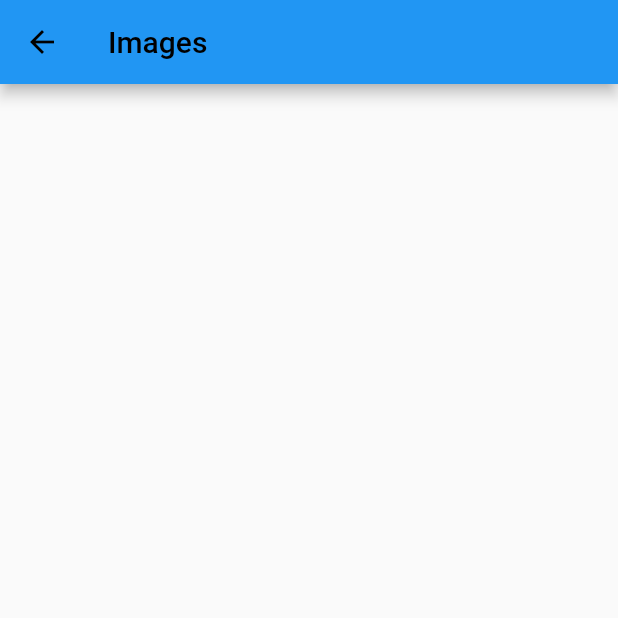
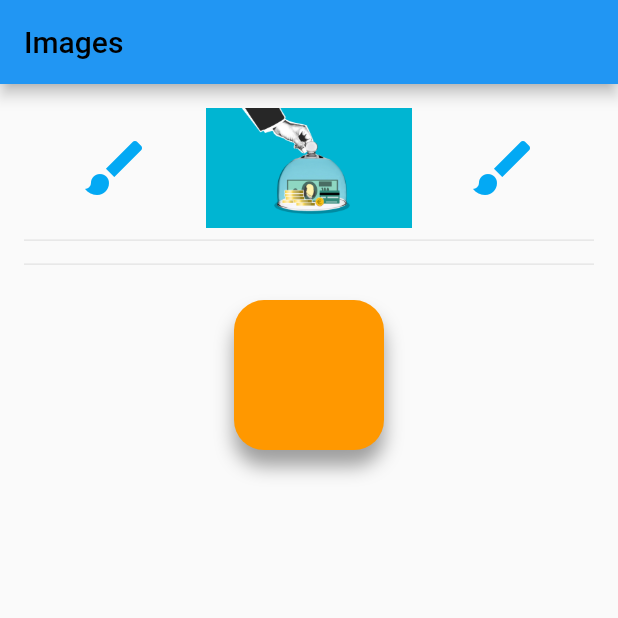
Before and after one commit to DerrickAntoney/begginer_app, a Flutter app: the HomeThree screen opened directly, on a phone screen of 412 x 824 dp, the top half of it. Run offline on Flutter 3.47's test engine with Material 2 defaults, Android fonts, the phone set to English and light mode, and no system bars.

Commit message:
savingbowl image, populated the image and icon widget and thebox decoration

```diff
--- a/lib/main.dart
+++ b/lib/main.dart
@@ -1,5 +1,6 @@
 import 'package:flutter/material.dart';
-import 'pages/home.dart';
+import 'package:tutss_app/pages/homethree.dart';
+//import 'pages/home.dart';
 
 void main() => runApp(const MyApp());
 
@@ -12,7 +13,7 @@ class MyApp extends StatelessWidget {
       debugShowCheckedModeBanner: false,
       title: 'Tuts App',
       theme: ThemeData(primarySwatch: Colors.lightGreen),
-      home: const Home(),
+      home: const HomeThree(),
     );
   }
 }
--- a/lib/pages/homethree.dart
+++ b/lib/pages/homethree.dart
@@ -12,9 +12,59 @@ class ImageAndIconWidget extends StatelessWidget {
 
   @override
   Widget build(BuildContext context) {
-    return const Row(
+    return Row(
       mainAxisAlignment: MainAxisAlignment.spaceEvenly,
-      children: <Widget>[],
+      children: <Widget>[
+        const Icon(
+          Icons.brush,
+          color: Colors.lightBlue,
+          size: 48.0,
+        ),
+        Image(
+          image: const AssetImage('assets/images/savingbowl.png'),
+          fit: BoxFit.cover,
+          width: MediaQuery.of(context).size.width/3 ),
+        const Icon(
+          Icons.brush,
+          color: Colors.lightBlue,
+          size: 48.0,
+        )
+      ],
+    );
+  }
+}
+
+class BoxDecorationWidget extends StatelessWidget {
+  const BoxDecorationWidget({super.key});
+
+  @override
+  Widget build(BuildContext context) {
+    return const Row();
+  }
+}
+
+class InputDecoratorsWidget extends StatelessWidget {
+  const InputDecoratorsWidget({super.key});
+
+  @override
+  Widget build(BuildContext context) {
+    return  Padding(
+      padding: const EdgeInsets.all(16.0),
+      child: Container(
+        width: 100,
+        height: 100,
+        decoration: const BoxDecoration(
+          borderRadius: BorderRadius.all(Radius.circular(20)),
+          color: Colors.orange,
+          boxShadow: [
+            BoxShadow(
+              color: Colors.grey,
+              blurRadius: 10.0,
+              offset: Offset(0.0, 10.0)
+            )
+          ]
+        ),
+      ),
     );
   }
 }
@@ -36,7 +86,11 @@ class _HomeThreeState extends State<HomeThree> {
             padding: EdgeInsets.all(16.0),
             child: Column(
               children: <Widget>[
-                ImageAndIconWidget()
+                ImageAndIconWidget(),
+                Divider(),
+                BoxDecorationWidget(),
+                Divider(),
+                InputDecoratorsWidget(),
               ],
             ),
           ),
```
Also changed, not shown: assets/images/savingbowl.png (added).
